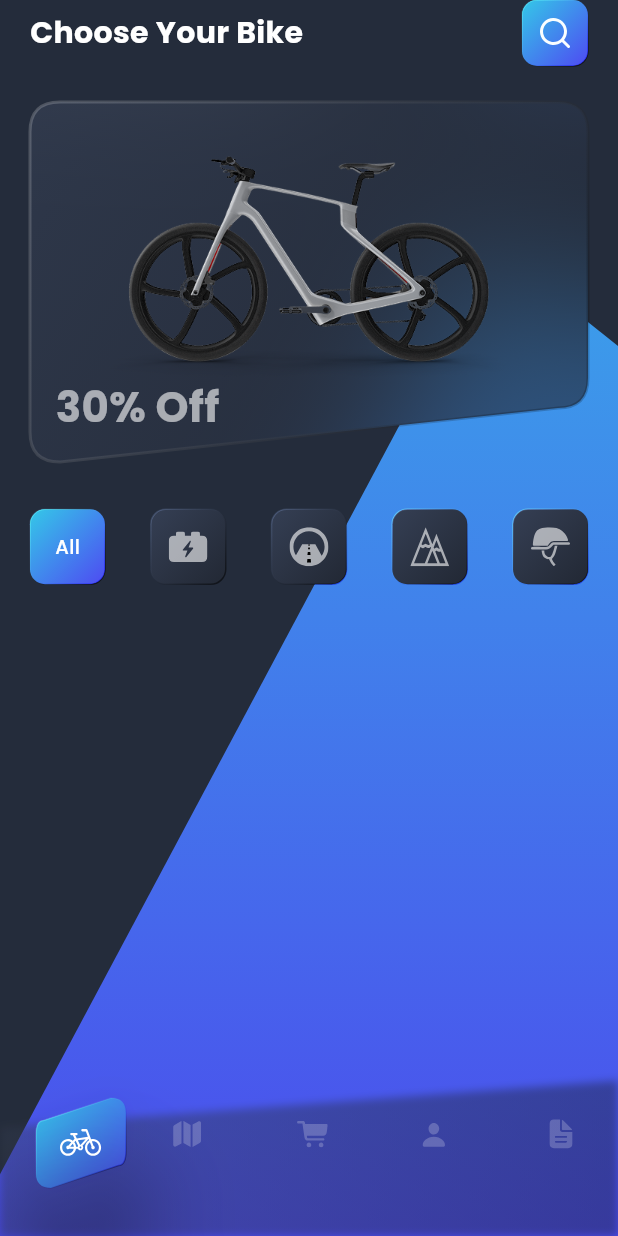
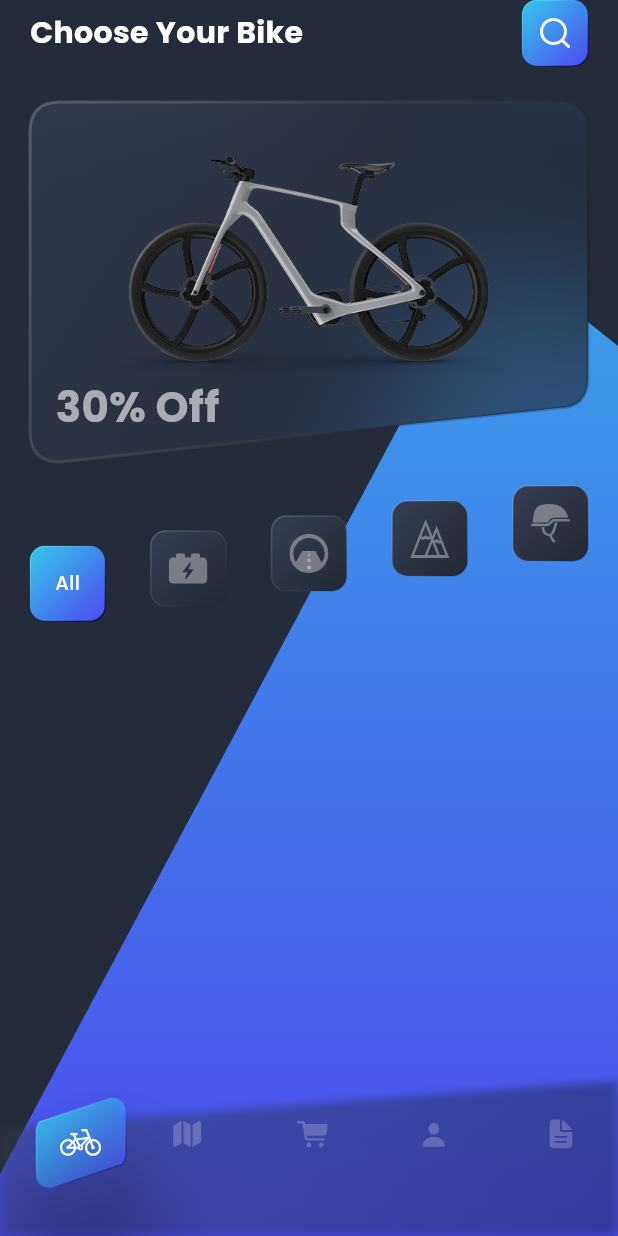
Before and after one commit to jabguru/Bike-Shopping, a Flutter app: the screen it shows after launch, on a phone screen of 412 x 824 dp. Run offline on Flutter 3.47's test engine with Material 3 defaults, Android fonts, the phone set to English and light mode, and no system bars; our stand-ins replace flutter_svg, vector_graphics.

Commit message:
arranged category buttons

```diff
--- a/lib/screens/home.dart
+++ b/lib/screens/home.dart
@@ -34,7 +34,11 @@ class HomeScreen extends StatelessWidget {
                             color: AppColors.white,
                           ),
                         ),
-                        Button(child: Assets.images.search.svg()),
+                        Button(
+                          strokeBlendMode: BlendMode.overlay,
+                          strokeOpacity: 0.6,
+                          child: Assets.images.search.svg(),
+                        ),
                       ],
                     ),
                   ),
--- a/lib/widgets/button.dart
+++ b/lib/widgets/button.dart
@@ -9,6 +9,8 @@ class Button extends StatelessWidget {
     this.height,
     this.backgroundGradient,
     this.onTap,
+    this.strokeBlendMode = BlendMode.srcOver,
+    this.strokeOpacity = 1.0,
     super.key,
   });
   final Widget child;
@@ -16,6 +18,8 @@ class Button extends StatelessWidget {
   final double? height;
   final LinearGradient? backgroundGradient;
   final VoidCallback? onTap;
+  final BlendMode strokeBlendMode;
+  final double strokeOpacity;
 
   @override
   Widget build(BuildContext context) {
@@ -24,6 +28,8 @@ class Button extends StatelessWidget {
       child: GradientStroke(
         width: width ?? 44.0,
         height: height ?? 44.0,
+        blendMode: strokeBlendMode,
+        opacity: strokeOpacity,
         child: AnimatedContainer(
           duration: Durations.short4,
           width: width,
--- a/lib/widgets/category.dart
+++ b/lib/widgets/category.dart
@@ -2,6 +2,7 @@ import 'package:bike_shopping/gen/assets.gen.dart';
 import 'package:bike_shopping/theme/colors.dart';
 import 'package:bike_shopping/theme/theme.dart';
 import 'package:bike_shopping/widgets/button.dart';
+import 'package:bike_shopping/widgets/space.dart';
 import 'package:flutter/material.dart';
 
 enum Category { all, electric, road, mountain, accessory }
@@ -22,43 +23,18 @@ class _CategoriesState extends State<Categories> {
       height: 99.0,
       child: Row(
         mainAxisAlignment: MainAxisAlignment.spaceBetween,
-        children: [
-          CategoryIcon(
-            category: Category.all,
+        crossAxisAlignment: CrossAxisAlignment.end,
+        children: Category.values
+            .map(
+              (category) => CategoryIcon(
+                category: category,
                 selected: _selected,
                 onTap: () => setState(() {
-              _selected = Category.all;
+                  _selected = category;
                 }),
               ),
-          CategoryIcon(
-            category: Category.electric,
-            selected: _selected,
-            onTap: () => setState(() {
-              _selected = Category.electric;
-            }),
-          ),
-          CategoryIcon(
-            category: Category.road,
-            selected: _selected,
-            onTap: () => setState(() {
-              _selected = Category.road;
-            }),
-          ),
-          CategoryIcon(
-            category: Category.mountain,
-            selected: _selected,
-            onTap: () => setState(() {
-              _selected = Category.mountain;
-            }),
-          ),
-          CategoryIcon(
-            category: Category.accessory,
-            selected: _selected,
-            onTap: () => setState(() {
-              _selected = Category.accessory;
-            }),
-          ),
-        ],
+            )
+            .toList(),
       ),
     );
   }
@@ -75,6 +51,10 @@ class CategoryIcon extends StatelessWidget {
   final Category selected;
   final VoidCallback onTap;
 
+  bool get isSelected => selected == category;
+  Color get childColor =>
+      AppColors.white.withValues(alpha: isSelected ? 1.0 : 0.6);
+
   Widget get child {
     switch (category) {
       case Category.all:
@@ -82,31 +62,47 @@ class CategoryIcon extends StatelessWidget {
           "All",
           style: TextStyle(
             fontSize: 13.0,
-            color: AppColors.white,
+            color: childColor,
             fontWeight: FontWeight.w500,
           ),
         );
       case Category.electric:
-        return Assets.images.icons.electric.svg();
+        return Assets.images.icons.electric.svg(
+          colorFilter: ColorFilter.mode(childColor, BlendMode.srcIn),
+        );
       case Category.road:
-        return Assets.images.icons.road.svg();
+        return Assets.images.icons.road.svg(
+          colorFilter: ColorFilter.mode(childColor, BlendMode.srcIn),
+        );
       case Category.mountain:
-        return Assets.images.icons.mountain.svg();
+        return Assets.images.icons.mountain.svg(
+          colorFilter: ColorFilter.mode(childColor, BlendMode.srcIn),
+        );
       case Category.accessory:
-        return Assets.images.icons.accessory.svg();
+        return Assets.images.icons.accessory.svg(
+          colorFilter: ColorFilter.mode(childColor, BlendMode.srcIn),
+        );
     }
   }
 
   @override
   Widget build(BuildContext context) {
-    return Button(
+    return Column(
+      mainAxisAlignment: MainAxisAlignment.end,
+      children: [
+        Button(
           width: 50.0,
           height: 50.0,
           onTap: onTap,
-      backgroundGradient: selected == category
+          backgroundGradient: isSelected
               ? AppTheme.linearGradient
               : AppTheme.greyBlueGradient,
+          strokeBlendMode: isSelected ? BlendMode.overlay : BlendMode.srcOver,
+          strokeOpacity: isSelected ? 0.6 : 0.2,
           child: Center(child: child),
+        ),
+        VerticalSpacing(Category.values.indexOf(category) * 10),
+      ],
     );
   }
 }
--- a/lib/widgets/gradient_stroke.dart
+++ b/lib/widgets/gradient_stroke.dart
@@ -6,11 +6,15 @@ class GradientStroke extends StatelessWidget {
     required this.child,
     required this.width,
     required this.height,
+    this.blendMode = BlendMode.srcOver,
+    this.opacity = 1.0,
     super.key,
   });
   final Widget child;
   final double width;
   final double height;
+  final BlendMode blendMode;
+  final double opacity;
 
   @override
   Widget build(BuildContext context) {
@@ -18,7 +22,10 @@ class GradientStroke extends StatelessWidget {
       children: [
         child,
         CustomPaint(
-          painter: GradientStrokePainter(),
+          painter: GradientStrokePainter(
+            blendMode: blendMode,
+            opacity: opacity,
+          ),
           size: Size(width, height),
         ),
       ],
@@ -27,14 +34,17 @@ class GradientStroke extends StatelessWidget {
 }
 
 class GradientStrokePainter extends CustomPainter {
+  GradientStrokePainter({required this.blendMode, required this.opacity});
+  final BlendMode blendMode;
+  final double opacity;
   @override
   void paint(Canvas canvas, Size size) {
     final paint = Paint()
       ..shader = AppTheme.neutralGradient
-          .withOpacity(0.6)
+          .withOpacity(opacity)
           .createShader(Rect.fromLTWH(0, 0, size.width, size.height))
       ..style = PaintingStyle.stroke
-      ..blendMode = BlendMode.overlay
+      ..blendMode = blendMode
       ..strokeWidth = 1.0;
 
     final rect = Rect.fromLTWH(0, 0, size.width, size.height);
```
Lines whose indentation alone changed are shown as unchanged.
